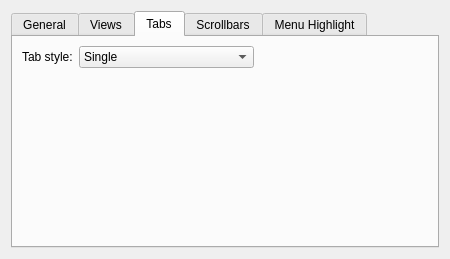
Above: kstyles/oxygen/config/oxygenconf.ui from mgottschlag/kwin-tiling before the change. Below: the same form after it.
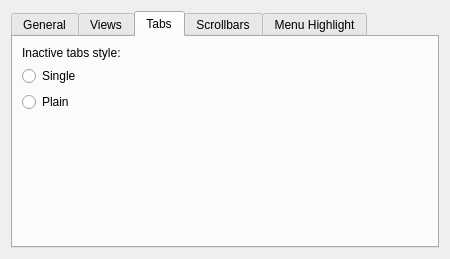
That is the form after the change. The open tabs and pages were chosen to show the change. Custom widgets are drawn as their Qt base class.

Commit message: UI improvements: use radio boxes whenever possible, rather than comboboxes or nested checkboxes

What changed in the file:
```diff
--- a/kstyles/oxygen/config/oxygenconf.ui
+++ b/kstyles/oxygen/config/oxygenconf.ui
@@ -154,47 +154,7 @@
        <string>Tabs</string>
       </attribute>
       <layout class="QGridLayout" name="gridLayout_2">
-       <item row="0" column="0">
-        <widget class="QLabel" name="label_2">
-         <property name="text">
-          <string>Tab style:</string>
-         </property>
-        </widget>
-       </item>
-       <item row="0" column="1">
-        <widget class="KComboBox" name="_tabStyle">
-         <property name="sizePolicy">
-          <sizepolicy hsizetype="Expanding" vsizetype="Fixed">
-           <horstretch>0</horstretch>
-           <verstretch>0</verstretch>
-          </sizepolicy>
-         </property>
-         <item>
-          <property name="text">
-           <string>Single</string>
-          </property>
-         </item>
-         <item>
-          <property name="text">
-           <string>Plain</string>
-          </property>
-         </item>
-        </widget>
-       </item>
-       <item row="0" column="2">
-        <spacer name="horizontalSpacer_5">
-         <property name="orientation">
-          <enum>Qt::Horizontal</enum>
-         </property>
-         <property name="sizeHint" stdset="0">
-          <size>
-           <width>40</width>
-           <height>20</height>
-          </size>
-         </property>
-        </spacer>
-       </item>
-       <item row="1" column="0">
+       <item row="3" column="0">
         <spacer name="verticalSpacer_2">
          <property name="orientation">
           <enum>Qt::Vertical</enum>
@@ -207,6 +167,27 @@
          </property>
         </spacer>
        </item>
+       <item row="1" column="0">
+        <widget class="QRadioButton" name="_tabStyleSingle">
+         <property name="text">
+          <string>Single</string>
+         </property>
+        </widget>
+       </item>
+       <item row="2" column="0">
+        <widget class="QRadioButton" name="_tabStylePlain">
+         <property name="text">
+          <string>Plain</string>
+         </property>
+        </widget>
+       </item>
+       <item row="0" column="0">
+        <widget class="QLabel" name="label_2">
+         <property name="text">
+          <string>Inactive tabs style:</string>
+         </property>
+        </widget>
+       </item>
       </layout>
      </widget>
      <widget class="QWidget" name="tab_4">
@@ -384,11 +365,6 @@
    <extends>QSpinBox</extends>
    <header>knuminput.h</header>
   </customwidget>
-  <customwidget>
-   <class>KComboBox</class>
-   <extends>QComboBox</extends>
-   <header>kcombobox.h</header>
-  </customwidget>
   <customwidget>
    <class>KTabWidget</class>
    <extends>QTabWidget</extends>
```
Left out of the diff: 110 changed lines with no effect on the pictures. The commit also changes 1 other file.
